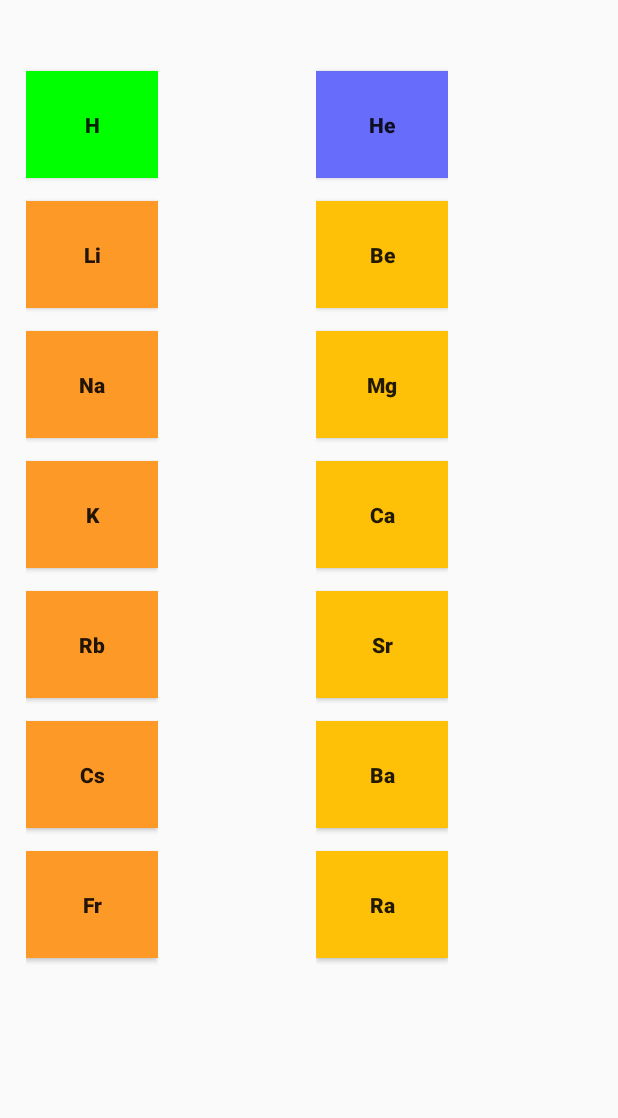
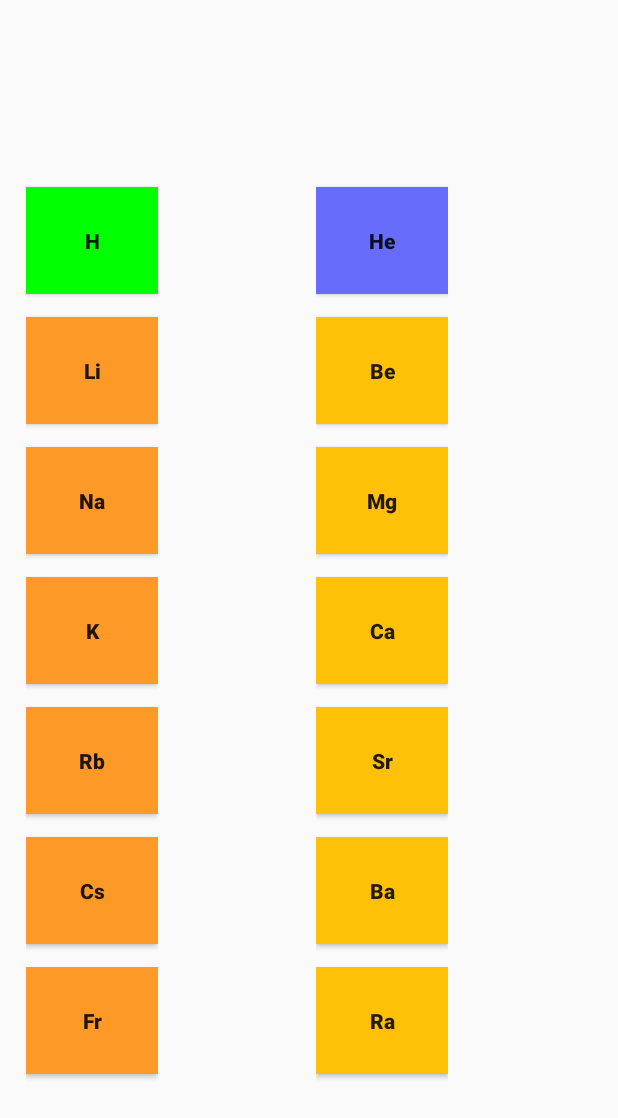
Before and after one commit to sarielpinto/Tabla_periodica, an Android app: the layout fragment_one.xml on its own in the app's theme, with its tools: preview values and no code run, on a phone screen of 412 x 824 dp. Shown: the top 1118 px of the screen. Run offline under Robolectric (Android 15) with nearby library versions, the phone set to English and light mode, and no system bars.

Commit message:
Los cambios, tabs, tabla,bloques

```diff
--- a/app/build.gradle
+++ b/app/build.gradle
@@ -4,7 +4,7 @@
     compileSdkVersion 28
     defaultConfig {
         applicationId "com.example.tabla_periodica"
-        minSdkVersion 15
+        minSdkVersion 21
         targetSdkVersion 28
         versionCode 1
         versionName "1.0"
--- a/app/src/main/res/layout/activity_main.xml
+++ b/app/src/main/res/layout/activity_main.xml
@@ -7,7 +7,7 @@
     android:layout_height="match_parent"
     tools:context=".MainActivity">
 
-    <android.support.design.widget.AppBarLayout
+    <!-- <android.support.design.widget.AppBarLayout
          android:layout_width="match_parent"
          android:layout_height="wrap_content"
          android:theme="@style/AppTheme.AppBarOverlay">
--- a/app/src/main/res/layout/fragment_one.xml
+++ b/app/src/main/res/layout/fragment_one.xml
@@ -7,7 +7,7 @@
     <android.support.v4.widget.NestedScrollView
         xmlns:tools="http://schemas.android.com/tools"
         android:layout_width="wrap_content"
-        android:paddingTop="10dp"
+        android:paddingTop="87dp"
         android:layout_height="wrap_content"
         tools:context=".fragment_one">
     <LinearLayout
--- a/app/src/main/res/layout/fragment_three.xml
+++ b/app/src/main/res/layout/fragment_three.xml
@@ -7,7 +7,7 @@
     <android.support.v4.widget.NestedScrollView
         xmlns:tools="http://schemas.android.com/tools"
         android:layout_width="wrap_content"
-        android:paddingTop="10dp"
+        android:paddingTop="87dp"
         android:layout_height="wrap_content"
         tools:context=".fragment_one">
         <LinearLayout
```
Also changed, not shown: 9 other files.
